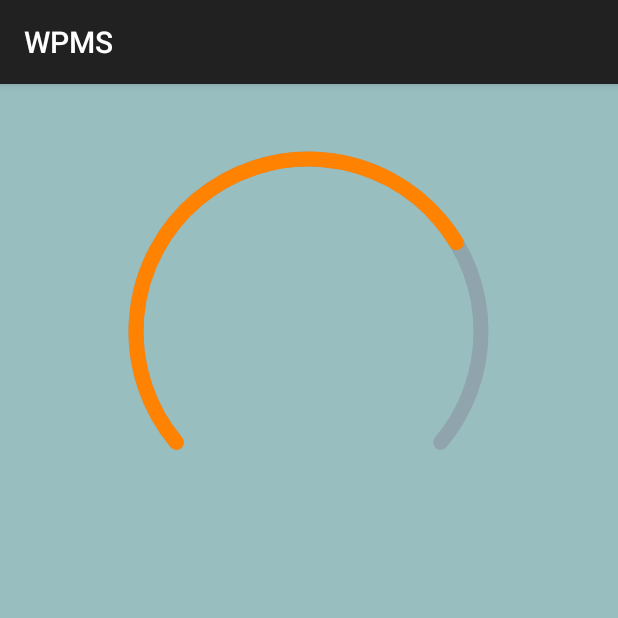
After one commit to crdildy/WPMSProject, an Android app built with Jetpack Compose: the PatientHomeActivity screen opened directly, with no data from a screen before it, on a phone screen of 412 x 824 dp, the top half of it. The commit adds this screen. Run offline under Robolectric (Android 15) with nearby library versions, the phone set to English and light mode, and no system bars.

Commit message:
Used Compose to create UI elements

```diff
--- a/app/src/main/AndroidManifest.xml
+++ b/app/src/main/AndroidManifest.xml
@@ -19,11 +19,11 @@
             android:exported="false"/>
 
         <activity
-            android:name=".CaregiverHomeActivity"
+            android:name=".home_activities.PatientHomeActivity"
             android:exported="false"/>
 
         <activity
-            android:name=".LogInActivities.LogInActivity"
+            android:name=".login_activities.LogInActivity"
             android:exported="true">
             <intent-filter>
                 <action android:name="android.intent.action.MAIN" />
@@ -32,7 +32,7 @@
         </activity>
 
         <activity
-            android:name=".LogInActivities.SignUpActivity"
+            android:name=".login_activities.SignUpActivity"
             android:exported="false" />
 
     </application>
--- a/app/src/main/java/com/example/wpms/CaregiverHomeActivity.kt
+++ b/app/src/main/java/com/example/wpms/home_activities/CaregiverHomeActivity.kt
@@ -1,8 +1,9 @@
-package com.example.wpms
+package com.example.wpms.home_activities
 
 import android.os.Bundle
 import android.widget.TextView
 import androidx.appcompat.app.AppCompatActivity
+import com.example.wpms.R
 
 class CaregiverHomeActivity: AppCompatActivity() {
 
--- /dev/null
+++ b/app/src/main/java/com/example/wpms/home_activities/PatientHomeActivity.kt
@@ -0,0 +1,72 @@
+package com.example.wpms.home_activities
+
+import androidx.appcompat.app.AppCompatActivity
+import android.os.Bundle
+import androidx.compose.ui.platform.ComposeView
+import com.example.wpms.R
+import androidx.compose.foundation.Canvas
+import androidx.compose.foundation.layout.padding
+import androidx.compose.foundation.layout.size
+import androidx.compose.runtime.Composable
+import androidx.compose.ui.Modifier
+import androidx.compose.ui.geometry.Size
+import androidx.compose.ui.graphics.Color
+import androidx.compose.ui.graphics.StrokeCap
+import androidx.compose.ui.graphics.drawscope.Stroke
+import androidx.compose.ui.tooling.preview.Preview
+import androidx.compose.ui.unit.dp
+
+class PatientHomeActivity : AppCompatActivity() {
+    override fun onCreate(savedInstanceState: Bundle?) {
+        super.onCreate(savedInstanceState)
+
+        // Set content view
+        setContentView(R.layout.activity_patient_home)
+
+        // Find the ComposeView
+        val composeView = findViewById<ComposeView>(R.id.composeView)
+
+        // Set content for ComposeView
+        composeView.setContent {
+            // Remember to import CustomProgressBar composable function if it's not in the same package
+            CustomProgressBar()
+        }
+    }
+}
+
+@Preview
+@Composable
+fun ProgressBarPreview() {
+    CustomProgressBar()
+}
+
+
+@Composable
+fun CustomProgressBar() {
+    Canvas(
+        modifier = Modifier
+            .size(150.dp)
+            .padding(10.dp)
+    ) {
+        // Background Arc
+        drawArc(
+            color = Color(android.graphics.Color.parseColor("#90A4AE")),
+            140f,
+            260f,
+            false,
+            style = Stroke(10.dp.toPx(), cap = StrokeCap.Round),
+            size = Size(size.width, size.height)
+        )
+
+        // Foreground Arc
+        drawArc(
+            color = Color(android.graphics.Color.parseColor("#ff8200")),
+            140f,
+            189f,
+            false,
+            style = Stroke(10.dp.toPx(), cap = StrokeCap.Round),
+            size = Size(size.width, size.height)
+        )
+
+    }
+}
--- a/app/src/main/java/com/example/wpms/LogInActivities/LogInActivity.kt
+++ b/app/src/main/java/com/example/wpms/login_activities/LogInActivity.kt
@@ -1,12 +1,11 @@
-package com.example.wpms.LogInActivities
+package com.example.wpms.login_activities
 
 import android.content.Intent
 import android.os.Bundle
-import android.widget.TextView
 import android.widget.Toast
 import androidx.appcompat.app.AppCompatActivity
 import androidx.core.content.ContextCompat
-import com.example.wpms.CaregiverHomeActivity
+import com.example.wpms.home_activities.CaregiverHomeActivity
 import com.google.firebase.auth.FirebaseAuth
 import com.example.wpms.MainActivity
 import com.example.wpms.R
--- a/app/src/main/res/layout/activity_log_in.xml
+++ b/app/src/main/res/layout/activity_log_in.xml
@@ -7,7 +7,7 @@
     android:layout_gravity="center"
     android:background="@color/white"
     android:orientation="vertical"
-    tools:context=".LogInActivities.LogInActivity">
+    tools:context=".login_activities.LogInActivity">
 
     <View
         android:id="@+id/vector_2"
--- a/app/src/main/res/layout/activity_patient_home.xml
+++ b/app/src/main/res/layout/activity_patient_home.xml
@@ -1,7 +1,20 @@
 <?xml version="1.0" encoding="utf-8"?>
 <androidx.constraintlayout.widget.ConstraintLayout xmlns:android="http://schemas.android.com/apk/res/android"
+    xmlns:app="http://schemas.android.com/apk/res-auto"
+    xmlns:tools="http://schemas.android.com/tools"
     android:layout_width="match_parent"
     android:layout_height="match_parent"
-    android:background="@color/white">
+    android:background="@color/Opal">
+
+    <androidx.compose.ui.platform.ComposeView
+        android:id="@+id/composeView"
+        android:layout_width="250dp"
+        android:layout_height="250dp"
+        android:layout_marginTop="40dp"
+        tools:composableName="com.example.wpms.home_activities.PatientHomeActivityKt.ProgressBarPreview"
+        app:layout_constraintEnd_toEndOf="parent"
+        app:layout_constraintHorizontal_bias="0.496"
+        app:layout_constraintStart_toStartOf="parent"
+        app:layout_constraintTop_toTopOf="parent" />
 
 </androidx.constraintlayout.widget.ConstraintLayout>
--- a/app/src/main/res/values/colors.xml
+++ b/app/src/main/res/values/colors.xml
@@ -7,4 +7,5 @@
     <color name="teal_700">#FF018786</color>
     <color name="black">#FF000000</color>
     <color name="white">#FFFFFFFF</color>
+    <color name="Opal">#98bec0</color>
 </resources>
--- a/build.gradle.kts
+++ b/build.gradle.kts
@@ -8,6 +8,6 @@ buildscript {
 // Top-level build file where you can add configuration options common to all sub-projects/modules.
 
 plugins {
-    id("com.android.application") version "8.1.0" apply false
+    id("com.android.application") version "8.2.2" apply false
     id("org.jetbrains.kotlin.android") version "1.8.10" apply false
 }
--- a/settings.gradle.kts
+++ b/settings.gradle.kts
@@ -10,6 +10,7 @@ dependencyResolutionManagement {
     repositories {
         google()
         mavenCentral()
+        maven { url = uri("https://jitpack.io") }
     }
 }
 
```
Also changed, not shown: app/src/main/java/com/example/wpms/login_activities/SignUpActivity.kt (renamed from app/src/main/java/com/example/wpms/LogInActivities/SignUpActivity.kt, +8 -1 lines), app/src/main/res/drawable/custom_progressbar_drawable.xml (added, +23 -0 lines), app/src/main/res/layout/activity_sign_up.xml (+7 -1 lines), app/src/main/res/drawable/profile_frame.png (added), gradle/wrapper/gradle-wrapper.properties.
